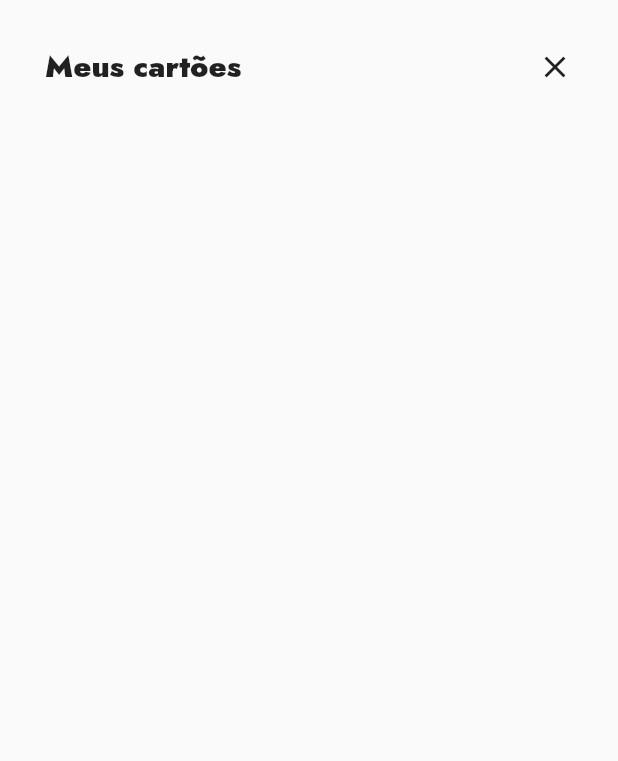
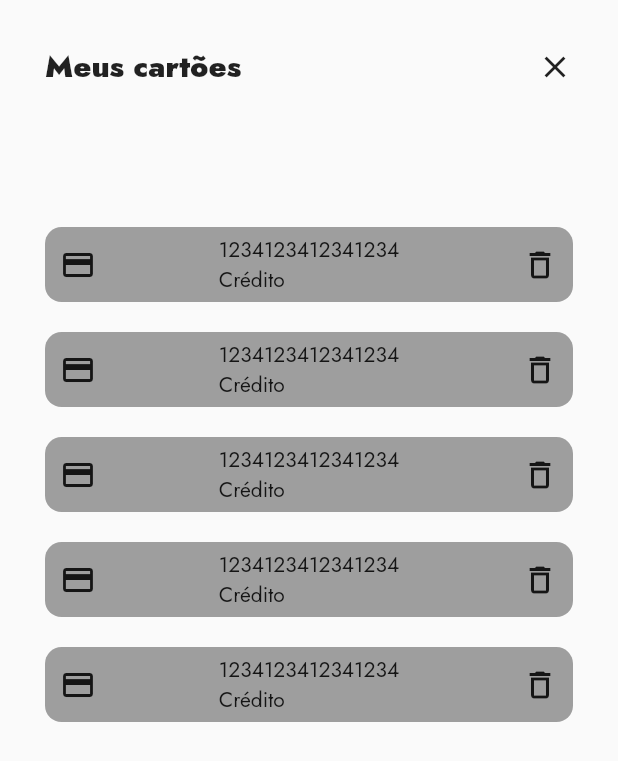
Before and after one commit to MatheusAGomes/dibs, a Flutter app: the ModalMeusCartoes widget shown alone on an empty page, opened directly, on a phone screen of 412 x 824 dp. Shown: the top 761 px of the screen. Run offline on Flutter 3.47's test engine with Material 2 defaults, Android fonts, the phone set to English and light mode, and no system bars; drawn by our look-alikes of loader_overlay; our stand-ins replace animated_toggle_switch, dio, fluttertoast, google_fonts, jwt_decoder, pretty_dio_logger and 2 more; missing offline and left inert: validatorless; accounts and stored records are empty; generated files the repository leaves out were written again; project files that could hold a hidden picture were left out.

Commit message:
banner de cartoes ainda nao clicavel

```diff
--- a/lib/private/estruturaScreen.dart
+++ b/lib/private/estruturaScreen.dart
@@ -75,7 +75,7 @@ class _EstruturasScreenState extends State<EstruturasScreen> {
                 ),
                 BottomNavigationBarItem(
                   icon: Icon(Icons.attach_money),
-                  label: 'Ingresso',
+                  label: 'Vendas',
                 ),
               ],
               onTap: (pagina) {
--- /dev/null
+++ b/lib/widget/meuCartaoComponente.dart
@@ -0,0 +1,45 @@
+import 'package:flutter/material.dart';
+
+import '../shared/service/colorService.dart';
+
+class MeuCartaoComponente extends StatelessWidget {
+  String? numero;
+  String? tipo;
+
+  MeuCartaoComponente({
+    required this.numero,
+    required this.tipo,
+  });
+
+  @override
+  Widget build(BuildContext context) {
+    return InkWell(
+      child: Container(
+        decoration: BoxDecoration(
+            color: Colors.grey.shade500,
+            borderRadius: BorderRadius.circular(11)),
+        height: 50,
+        child: Padding(
+          padding: EdgeInsets.symmetric(horizontal: 10),
+          child:
+              Row(mainAxisAlignment: MainAxisAlignment.spaceBetween, children: [
+            Icon(Icons.credit_card),
+            Column(
+              mainAxisAlignment: MainAxisAlignment.center,
+              crossAxisAlignment: CrossAxisAlignment.start,
+              children: [
+                Row(
+                  children: [
+                    Text(numero!),
+                  ],
+                ),
+                Text(tipo!)
+              ],
+            ),
+            Icon(Icons.delete_outline_outlined)
+          ]),
+        ),
+      ),
+    );
+  }
+}
--- a/lib/widget/modalMeusCartoes.dart
+++ b/lib/widget/modalMeusCartoes.dart
@@ -1,6 +1,7 @@
 import 'package:flutter/material.dart';
 
 import '../shared/service/colorService.dart';
+import 'meuCartaoComponente.dart';
 
 class ModalMeusCartoes extends StatelessWidget {
   ModalMeusCartoes();
@@ -10,6 +11,7 @@ class ModalMeusCartoes extends StatelessWidget {
     return SafeArea(
       child: Padding(
         padding: EdgeInsets.symmetric(horizontal: 30, vertical: 30),
+        child: SingleChildScrollView(
           child: Column(
             children: [
               Row(
@@ -26,8 +28,24 @@ class ModalMeusCartoes extends StatelessWidget {
                     },
                   ),
                 ],
+              ),
+              SizedBox(
+                height: MediaQuery.of(context).size.height * 0.1,
+              ),
+              SizedBox(
+                height: MediaQuery.of(context).size.height,
+                width: MediaQuery.of(context).size.width,
+                child: ListView.builder(
+                  itemCount: 5,
+                  itemBuilder: (context, index) => Padding(
+                    padding: const EdgeInsets.symmetric(vertical: 10),
+                    child: MeuCartaoComponente(
+                        numero: "1234123412341234", tipo: "Crédito"),
+                  ),
+                ),
               )
             ],
+          ),
         ),
       ),
     );
```
Lines whose indentation alone changed are shown as unchanged.
